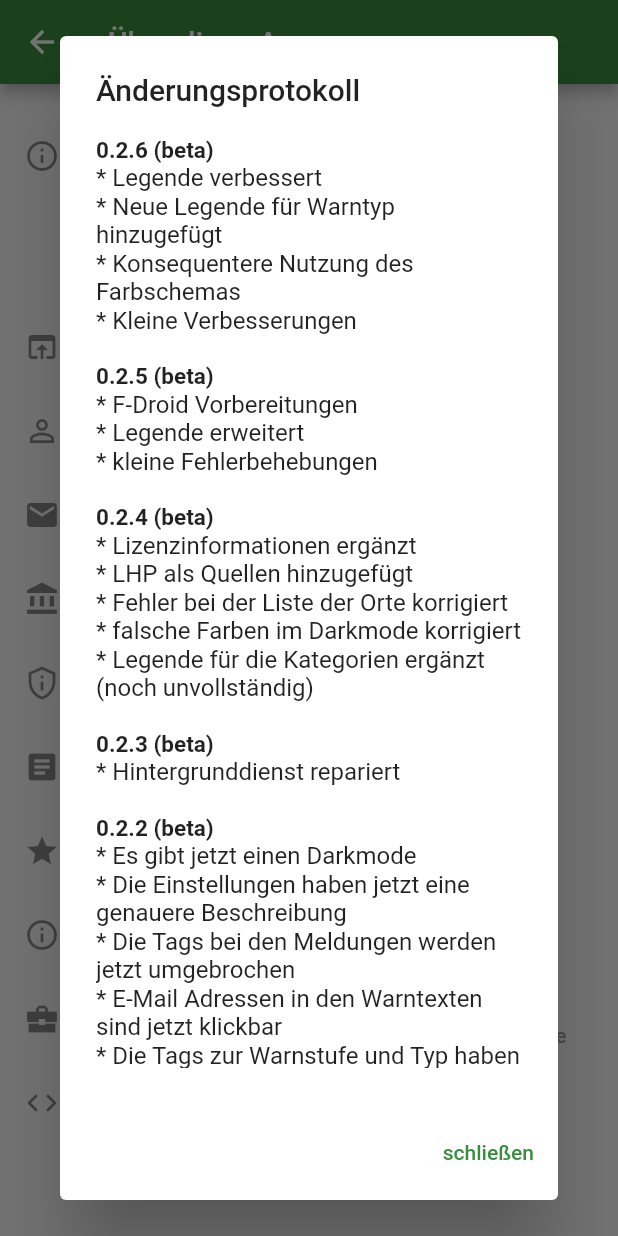
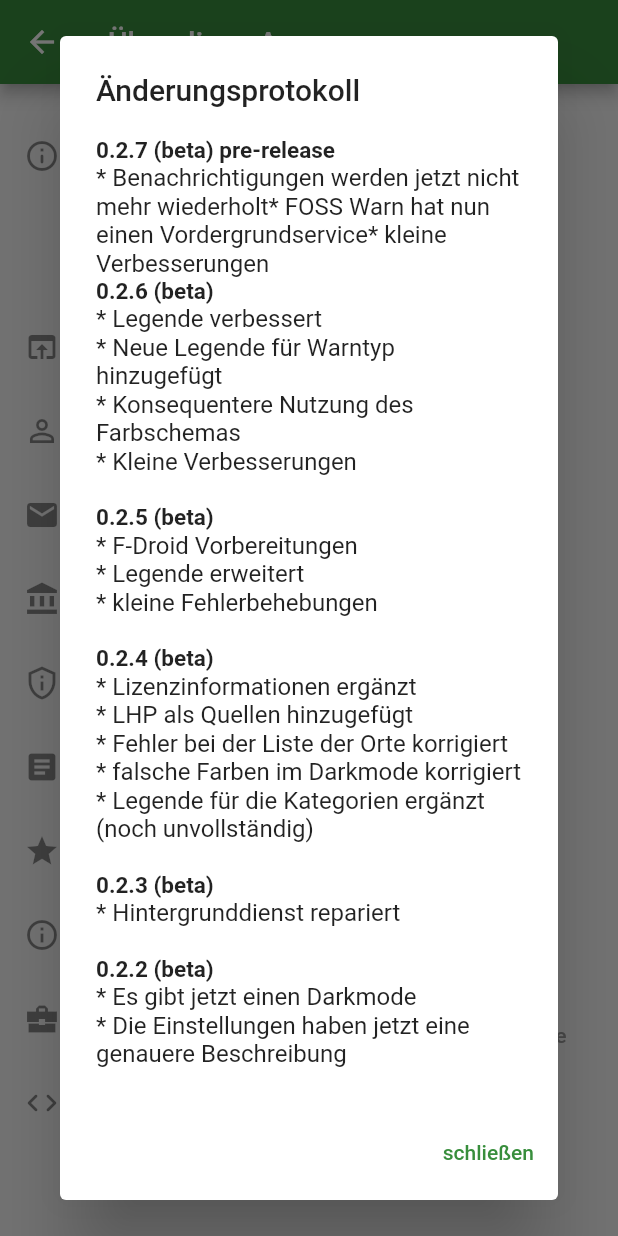
Before and after one commit to nucleus-ffm/foss_warn, a Flutter app: the AboutView screen opened directly, after a tap on "Version:", on a phone screen of 412 x 824 dp. Run offline on Flutter 3.47's test engine with Material 2 defaults, Android fonts, the phone set to English and light mode, and no system bars; our stand-ins replace flutter_local_notifications, rxdart, share_plus, shared_preferences; missing offline and left inert: app_settings, flutter_foreground_task, workmanager; accounts and stored records are empty; statements that could not run were skipped.

Commit message:
add changes for 0.2.7

```diff
--- a/lib/widgets/dialogs/ChangeLogDialog.dart
+++ b/lib/widgets/dialogs/ChangeLogDialog.dart
@@ -13,6 +13,13 @@ class ChangeLogDialog extends StatelessWidget {
             crossAxisAlignment: CrossAxisAlignment.start,
             mainAxisSize: MainAxisSize.min,
             children: [
+              Text(
+                "0.2.7 (beta) pre-release",
+                style: TextStyle(fontSize: 15, fontWeight: FontWeight.bold),
+              ),
+              Text("* Benachrichtigungen werden jetzt nicht mehr wiederholt"
+                  "* FOSS Warn hat nun einen Vordergrundservice"
+                  "* kleine Verbesserungen"),
               Text(
                 "0.2.6 (beta)",
                 style: TextStyle(fontSize: 15, fontWeight: FontWeight.bold),
```
